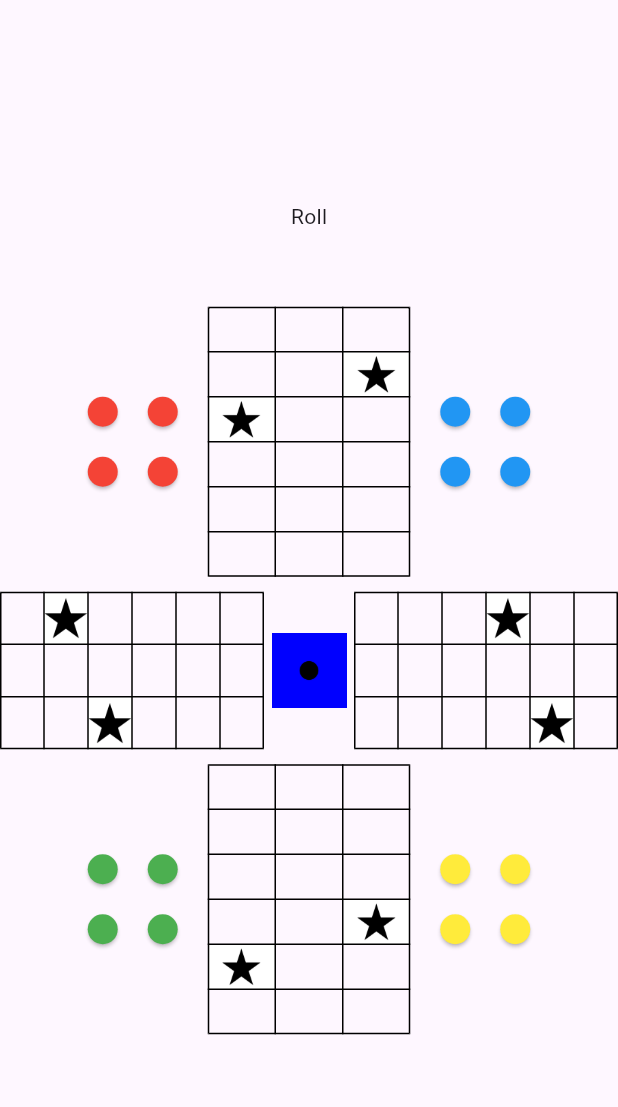
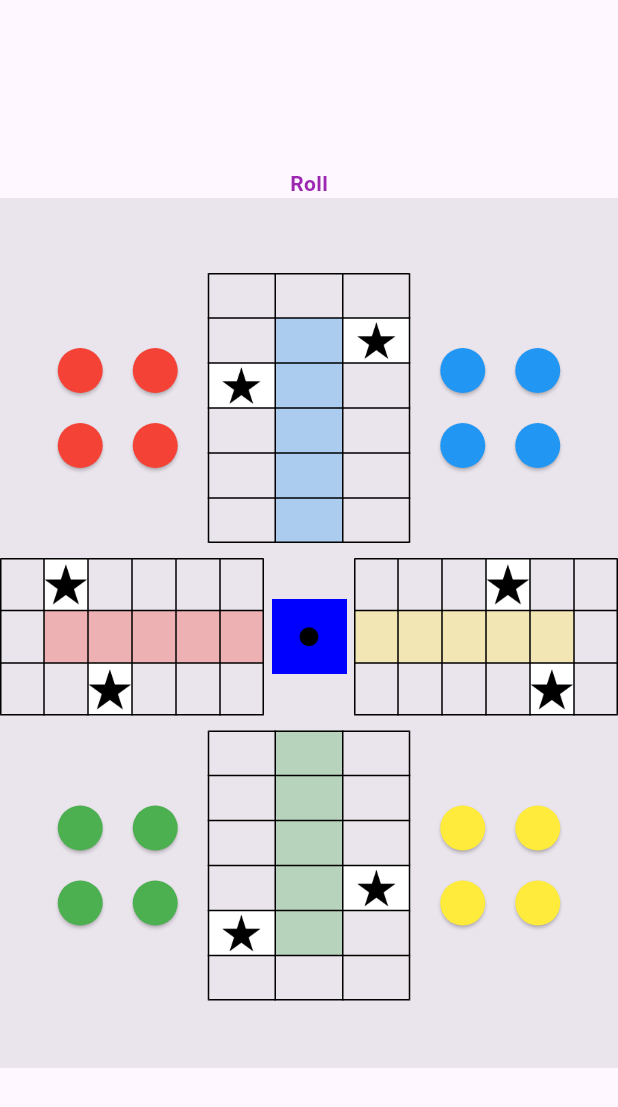
Before and after one commit to Aashman15/flutter_ludo, a Flutter app: the BoardScreen screen opened directly, on a phone screen of 412 x 824 dp. Shown: the top 1107 px of the screen. Run offline on Flutter 3.47's test engine with Material 3 defaults, Android fonts, the light colour scheme and no system bars; our stand-ins replace assets_audio_player, flutter_riverpod.

Commit message:
design improved and other bugs fixed

```diff
--- a/lib/screens/board/board_screen.dart
+++ b/lib/screens/board/board_screen.dart
@@ -18,13 +18,26 @@ class BoardScreen extends ConsumerWidget {
         child: Column(
           mainAxisSize: MainAxisSize.min,
           children: [
-            Text(message),
-            const SizedBox(height: 50),
-            const FirstRow(),
-            const SizedBox(height: 10),
-            const SecondRow(),
-            const SizedBox(height: 10),
-            const ThirdRow()
+            Text(
+              message,
+              style: const TextStyle(
+                  color: Colors.purple, fontWeight: FontWeight.bold),
+            ),
+            Container(
+              color: const Color.fromARGB(255, 234, 228, 236),
+              padding: const EdgeInsets.only(bottom: 45),
+              child: const Column(
+                mainAxisSize: MainAxisSize.min,
+                children: [
+                  SizedBox(height: 50),
+                  FirstRow(),
+                  SizedBox(height: 10),
+                  SecondRow(),
+                  SizedBox(height: 10),
+                  ThirdRow()
+                ],
+              ),
+            )
           ],
         ),
       ),
--- a/lib/screens/board/widgets/my_table_cell.dart
+++ b/lib/screens/board/widgets/my_table_cell.dart
@@ -73,6 +73,7 @@ class MyTableCell extends ConsumerWidget {
 
     if (piecesInsideHomeLength == boardInitialState.selectedColors.length) {
       congratsDialog(context, diceState.rolledBy);
+      playSound('congratulations');
     }
   }
 
@@ -111,6 +112,21 @@ class MyTableCell extends ConsumerWidget {
     return null;
   }
 
+  Color? getColorForAboutToEnterHomeArea(String colPosition, String color){
+   if(colPosition.contains('-')){
+     if(color == 'blue'){
+       return const Color.fromARGB(80, 33, 150, 243);
+     }else if(color == 'yellow'){
+       return const Color.fromARGB(80, 255, 235, 59);
+     }else if(color =='green' ){
+       return const Color.fromARGB(80, 76, 175, 80);
+     }else if(color == 'red'){
+       return const Color.fromARGB(80, 244, 67, 54);
+     }
+   }
+    return null;
+  }
+
   @override
   Widget build(BuildContext context, WidgetRef ref) {
     final diceState = ref.watch(diceStateProvider);
@@ -118,6 +134,7 @@ class MyTableCell extends ConsumerWidget {
     return TableCell(
       key: Key(colPosition.toString()),
       child: Container(
+        color: getColorForAboutToEnterHomeArea(colPosition, color),
         height: getHeightForTableCell(color),
         decoration: getDecoration(colPosition, ref),
         child: getTableCellChild(
--- a/lib/screens/board/widgets/prison.dart
+++ b/lib/screens/board/widgets/prison.dart
@@ -83,19 +83,21 @@ class Prison extends ConsumerWidget {
       if (pieces.length > i) {
         sizedButtons.add(
           getSizedButton(
-              pieces[i].freedFromPrison ? getButtonSlot() : pieces[i].button),
+            pieces[i].freedFromPrison ? getButtonSlot() : pieces[i].button,
+          ),
         );
       } else {
         sizedButtons.add(getSizedButton(getButtonSlot()));
       }
     }
+
     return sizedButtons;
   }
 
   SizedBox getSizedButton(Widget child) {
     return SizedBox(
-      height: 20,
-      width: 20,
+      height: 30,
+      width: 30,
       child: child,
     );
   }
@@ -104,6 +106,12 @@ class Prison extends ConsumerWidget {
   Widget build(BuildContext context, WidgetRef ref) {
     List<Piece> pieces = ref.watch(piecesProvider);
     List<Piece> piecesOfColor = getColorPieces(pieces);
+
+    piecesOfColor.sort((piece1, piece2) {
+      int a = int.parse(piece1.id.split('-').last);
+      int b = int.parse(piece2.id.split('-').last);
+      return a.compareTo(b);
+    });
 
     setOnPressedForUnFreedPieces(piecesOfColor, ref);
 
--- a/pubspec.yaml
+++ b/pubspec.yaml
@@ -61,11 +61,7 @@ flutter:
   # To add assets to your application, add an assets section, like this:
   assets:
     - assets/images/
-    - assets/sounds/error-sound.mp3
-    - assets/sounds/dice-roll.mp3
-    - assets/sounds/piece-move.mp3
-    - assets/sounds/slice.mp3
-    - assets/images/dice-red-1.png
+    - assets/sounds/
 
   # An image asset can refer to one or more resolution-specific "variants", see`
   # https://flutter.dev/assets-and-images/#resolution-aware
```
Also changed, not shown: lib/providers/dice_state_provider.dart (+9 -0 lines), lib/utils/sound_utils.dart (+16 -0 lines), lib/utils/update_piece_position.dart (+19 -9 lines), 2 other files.
